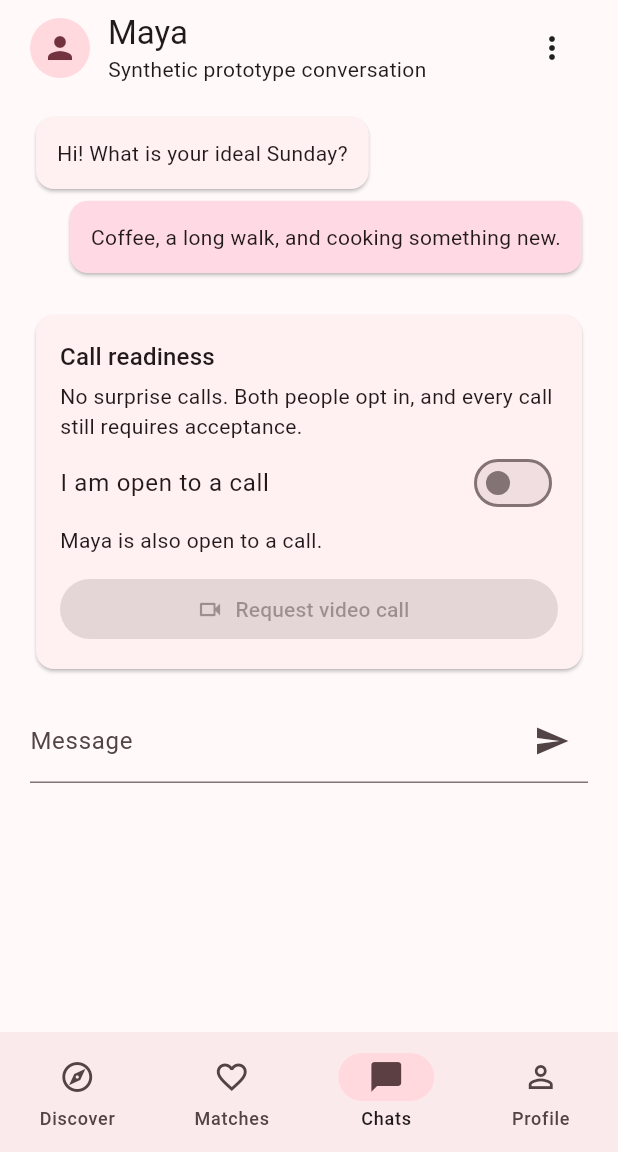
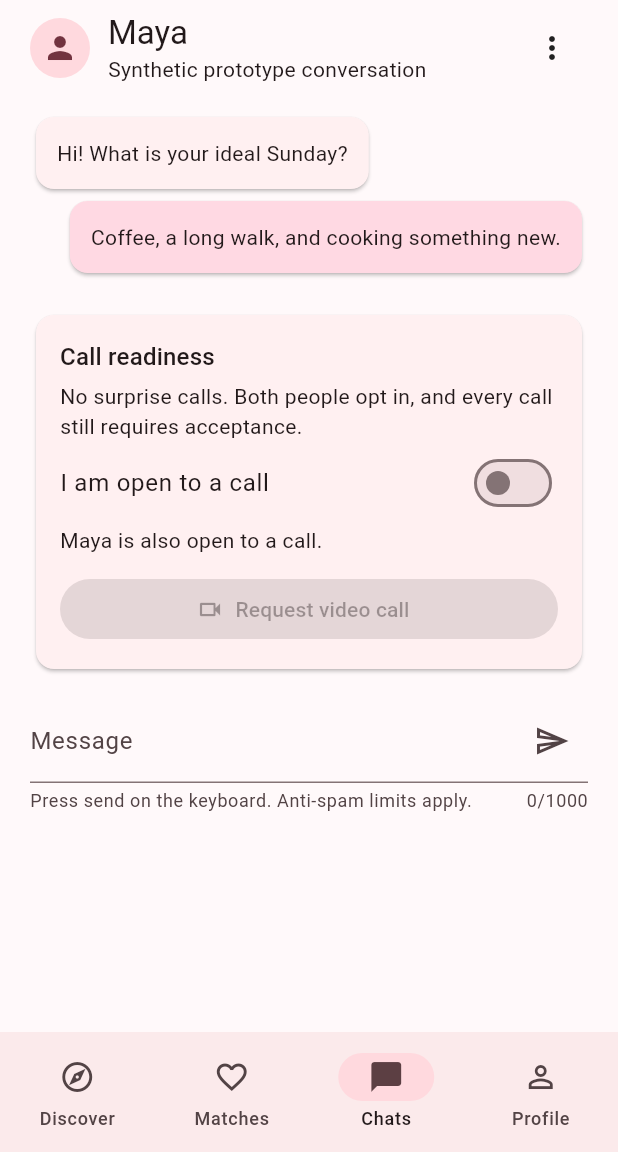
Before and after one commit to anilise09/vowra, a Flutter app: the DiscoveryScreen screen opened directly, item 3 of the bottom bar chosen, on a phone screen of 412 x 824 dp, the part 84-1236 px from its top. Run offline on Flutter 3.47's test engine with Material 3 defaults, Android fonts, the phone set to English and light mode, and no system bars; accounts and stored records are empty.

Commit message:
CP-004 add bounded messaging and anti-spam

```diff
--- /dev/null
+++ b/lib/data/message_repository.dart
@@ -0,0 +1,66 @@
+import '../domain/chat_message.dart';
+
+abstract interface class MessageRepository {
+  List<ChatMessage> list(String matchId);
+  SendMessageResult send({
+    required String matchId,
+    required String text,
+    required bool connectionActive,
+    DateTime? now,
+  });
+}
+
+class MemoryMessageRepository implements MessageRepository {
+  MemoryMessageRepository({this.maxRetainedMessages = 100});
+
+  final int maxRetainedMessages;
+  final Map<String, List<ChatMessage>> _messages = {};
+  int _nextId = 1;
+
+  void seed(String matchId, Iterable<ChatMessage> messages) {
+    _messages[matchId] = messages.take(maxRetainedMessages).toList();
+  }
+
+  @override
+  List<ChatMessage> list(String matchId) =>
+      List.unmodifiable(_messages[matchId] ?? const []);
+
+  @override
+  SendMessageResult send({
+    required String matchId,
+    required String text,
+    required bool connectionActive,
+    DateTime? now,
+  }) {
+    if (!connectionActive) {
+      return const SendMessageResult.rejected('This conversation is closed.');
+    }
+    final validation = MessagePolicy.validate(text);
+    if (validation != null) {
+      return SendMessageResult.rejected(validation);
+    }
+    final stamp = (now ?? DateTime.now().toUtc()).toUtc();
+    final rows = _messages.putIfAbsent(matchId, () => []);
+    final cutoff = stamp.subtract(const Duration(minutes: 1));
+    final recentUserMessages = rows.where(
+      (row) =>
+          row.author == MessageAuthor.currentUser && row.sentAt.isAfter(cutoff),
+    );
+    if (recentUserMessages.length >= MessagePolicy.maxMessagesPerMinute) {
+      return const SendMessageResult.rejected(
+        'Slow down before sending another message.',
+      );
+    }
+    final message = ChatMessage(
+      id: 'local-${_nextId++}',
+      author: MessageAuthor.currentUser,
+      text: MessagePolicy.normalize(text),
+      sentAt: stamp,
+    );
+    rows.add(message);
+    if (rows.length > maxRetainedMessages) {
+      rows.removeRange(0, rows.length - maxRetainedMessages);
+    }
+    return SendMessageResult.sent(message);
+  }
+}
--- /dev/null
+++ b/lib/domain/chat_message.dart
@@ -0,0 +1,45 @@
+enum MessageAuthor { currentUser, peer }
+
+class ChatMessage {
+  const ChatMessage({
+    required this.id,
+    required this.author,
+    required this.text,
+    required this.sentAt,
+  });
+
+  final String id;
+  final MessageAuthor author;
+  final String text;
+  final DateTime sentAt;
+}
+
+class MessagePolicy {
+  static const maxCharacters = 1000;
+  static const maxMessagesPerMinute = 5;
+
+  static String normalize(String value) =>
+      value.trim().replaceAll(RegExp(r'[ \t]+'), ' ');
+
+  static String? validate(String value) {
+    final normalized = normalize(value);
+    if (normalized.isEmpty) return 'Write a message first.';
+    if (normalized.length > maxCharacters) {
+      return 'Messages are limited to $maxCharacters characters.';
+    }
+    if (RegExp(r'[\x00-\x08\x0B\x0C\x0E-\x1F\x7F]').hasMatch(normalized)) {
+      return 'Remove unsupported control characters.';
+    }
+    return null;
+  }
+}
+
+class SendMessageResult {
+  const SendMessageResult._(this.message, this.error);
+  const SendMessageResult.sent(ChatMessage message) : this._(message, null);
+  const SendMessageResult.rejected(String error) : this._(null, error);
+
+  final ChatMessage? message;
+  final String? error;
+  bool get accepted => message != null;
+}
--- a/lib/main.dart
+++ b/lib/main.dart
@@ -1,6 +1,8 @@
 import 'package:flutter/material.dart';
 
+import 'data/message_repository.dart';
 import 'data/profile_repository.dart';
+import 'domain/chat_message.dart';
 import 'domain/match_connection.dart';
 import 'domain/user_profile.dart';
 
@@ -133,12 +135,33 @@ class _DiscoveryScreenState extends State<DiscoveryScreen> {
   int selectedIndex = 0;
   int profileIndex = 0;
   final ProfileRepository profileRepository = MemoryProfileRepository();
+  final MemoryMessageRepository messageRepository = MemoryMessageRepository();
   UserProfile? userProfile;
   MatchConnection connection = const MatchConnection(
     matchId: 'synthetic-match-1',
     peerName: 'Maya',
     peerCallReady: true,
   );
+
+  @override
+  void initState() {
+    super.initState();
+    messageRepository.seed(connection.matchId, [
+      ChatMessage(
+        id: 'seed-peer',
+        author: MessageAuthor.peer,
+        text: 'Hi! What is your ideal Sunday?',
+        sentAt: DateTime.utc(2026, 9, 20, 12),
+      ),
+      ChatMessage(
+        id: 'seed-user',
+        author: MessageAuthor.currentUser,
+        text: 'Coffee, a long walk, and cooking something new.',
+        sentAt: DateTime.utc(2026, 9, 20, 12, 1),
+      ),
+    ]);
+  }
+
   static const profiles = [
     DemoProfile(
       'Maya',
@@ -168,6 +191,8 @@ class _DiscoveryScreenState extends State<DiscoveryScreen> {
       ),
       ChatTab(
         connection: connection,
+        messages: messageRepository.list(connection.matchId),
+        onSend: _sendMessage,
         onCallReadinessChanged: (value) => setState(
           () => connection = connection.setCurrentUserCallReady(value),
         ),
@@ -339,6 +364,21 @@ class _DiscoveryScreenState extends State<DiscoveryScreen> {
   }
 
   void _nextProfile() => setState(() => profileIndex += 1);
+
+  void _sendMessage(String text) {
+    final result = messageRepository.send(
+      matchId: connection.matchId,
+      text: text,
+      connectionActive: connection.canMessage,
+    );
+    if (!result.accepted) {
+      ScaffoldMessenger.of(context).showSnackBar(
+        SnackBar(content: Text(result.error ?? 'Message was not sent.')),
+      );
+      return;
+    }
+    setState(() {});
+  }
 }
 
 class DemoProfile {
@@ -410,6 +450,8 @@ class ChatTab extends StatelessWidget {
   const ChatTab({
     super.key,
     required this.connection,
+    required this.messages,
+    required this.onSend,
     required this.onCallReadinessChanged,
     required this.onReport,
     required this.onUnmatch,
@@ -417,6 +459,8 @@ class ChatTab extends StatelessWidget {
   });
 
   final MatchConnection connection;
+  final List<ChatMessage> messages;
+  final ValueChanged<String> onSend;
   final ValueChanged<bool> onCallReadinessChanged;
   final VoidCallback onReport;
   final VoidCallback onUnmatch;
@@ -474,22 +518,19 @@ class ChatTab extends StatelessWidget {
             ),
           ),
         const SizedBox(height: 18),
-        const Align(
-          alignment: Alignment.centerLeft,
-          child: Card(
-            child: Padding(
-              padding: EdgeInsets.all(14),
-              child: Text('Hi! What is your ideal Sunday?'),
-            ),
-          ),
-        ),
-        const Align(
-          alignment: Alignment.centerRight,
-          child: Card(
-            color: Color(0xFFFFD9E3),
-            child: Padding(
-              padding: EdgeInsets.all(14),
-              child: Text('Coffee, a long walk, and cooking something new.'),
+        ...messages.map(
+          (message) => Align(
+            alignment: message.author == MessageAuthor.currentUser
+                ? Alignment.centerRight
+                : Alignment.centerLeft,
+            child: Card(
+              color: message.author == MessageAuthor.currentUser
+                  ? const Color(0xFFFFD9E3)
+                  : null,
+              child: Padding(
+                padding: const EdgeInsets.all(14),
+                child: Text(message.text),
+              ),
             ),
           ),
         ),
@@ -541,10 +582,15 @@ class ChatTab extends StatelessWidget {
         ),
         const SizedBox(height: 16),
         TextField(
+          key: const Key('message-composer'),
           enabled: connection.canMessage,
+          maxLength: MessagePolicy.maxCharacters,
+          textInputAction: TextInputAction.send,
+          onSubmitted: onSend,
           decoration: const InputDecoration(
             labelText: 'Message',
-            suffixIcon: Icon(Icons.send),
+            helperText: 'Press send on the keyboard. Anti-spam limits apply.',
+            suffixIcon: Icon(Icons.send_outlined),
           ),
         ),
       ],
```
Also changed, not shown: 4 other files.
